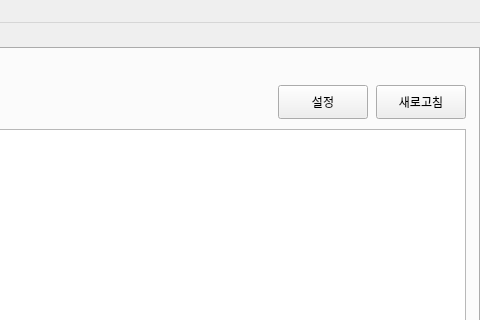
First picture: the form in ui/main_window.ui, repository Peanut0711/easy-fulfill, before the edit; both pictures show x 400 to 880 and y 0 to 320 of the 880 by 740 pixel window.
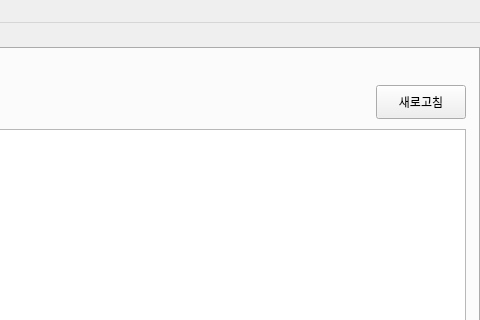
Second picture: the form after the edit. The open tabs and pages were chosen to show the change.

Commit message:
feat(ui): 배송추적 설정 팝업 제거 → 전부 관리자 탭으로
배송추적 탭의 「설정」 버튼·팝업을 없애고, 모든 설정 항목을 관리자 탭에 상시 구성.
- 관리자 탭 widget_admin_tracking 에 슬랙 위험 알림(PC별 체크+테스트), 미답변 문의
  알림(PC별 자동조회+지금확인+알림시간대), 위험 판정 기준(정체 3종+도서산간, 2행)을
  시작 시 1회 주입(_build_admin_tracking_settings). 중복 상태그룹·우체국 키그룹 제거.
- PC별 토글은 '이 PC' 라벨로 범위 구분. _dlg_* 위젯이 팝업 대신 탭에 상주하여
  기존 상태갱신·동기화 로직 그대로 동작.
- pushButton_tracking_settings(.ui)·관련 다이얼로그 코드 제거. 문서·메모리 갱신.

```diff
--- a/ui/main_window.ui
+++ b/ui/main_window.ui
@@ -1495,28 +1495,6 @@
             </property>
            </widget>
           </item>
-          <item>
-           <widget class="QPushButton" name="pushButton_tracking_settings">
-            <property name="minimumSize">
-             <size>
-              <width>90</width>
-              <height>34</height>
-             </size>
-            </property>
-            <property name="maximumSize">
-             <size>
-              <width>110</width>
-              <height>16777215</height>
-             </size>
-            </property>
-            <property name="text">
-             <string>설정</string>
-            </property>
-            <property name="toolTip">
-             <string>관리자용: 우체국 인증키·슬랙 알림 설정을 엽니다. (포장 작업에는 불필요)</string>
-            </property>
-           </widget>
-          </item>
           <item>
            <widget class="QPushButton" name="pushButton_refresh_tracking">
             <property name="minimumSize">
```
Left out of the diff: 10 changed lines with no effect on the pictures. The commit also changes 3 other files.
